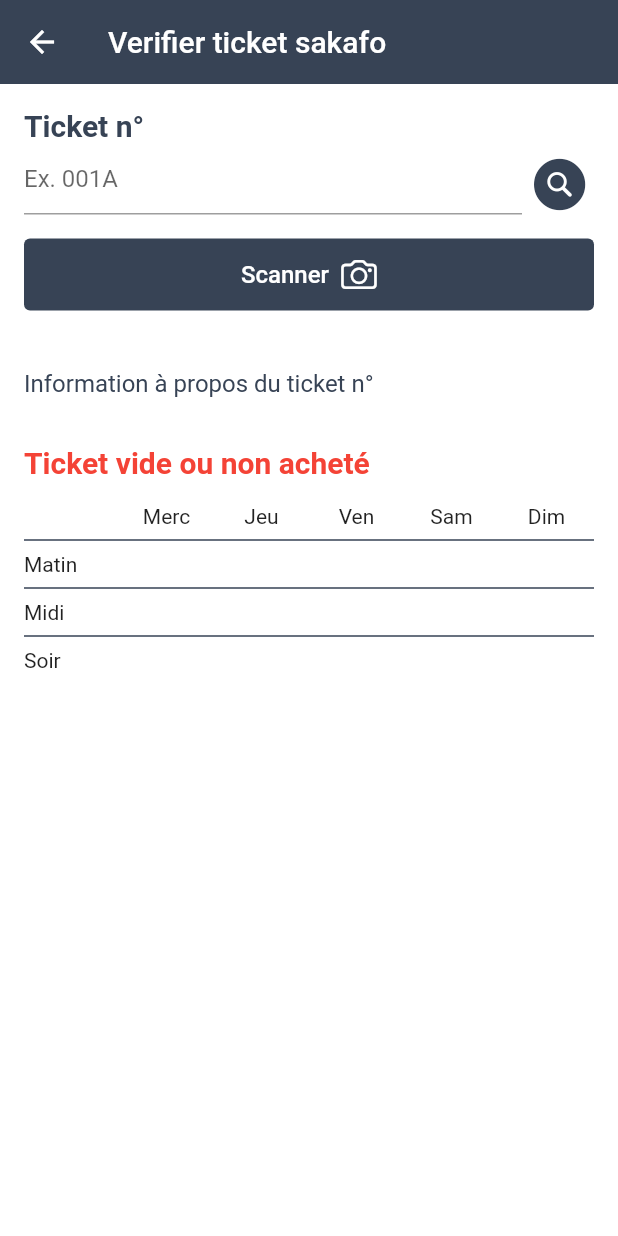
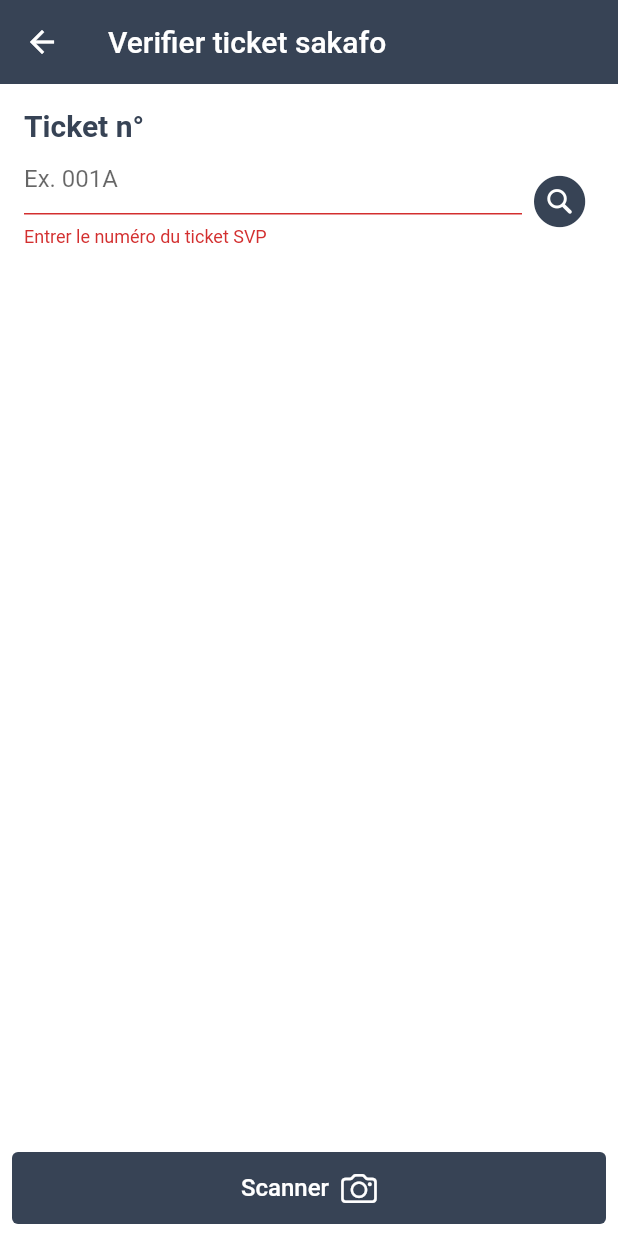
Before and after one commit to batistabiblika/badge-ticket-mobile, a Flutter app: the VerifyMealTicketScreen screen opened by its route, after a tap on an icon or button, on a phone screen of 412 x 824 dp. Run offline on Flutter 3.47's test engine with Material 2 defaults, Android fonts, the phone set to English and light mode, and no system bars; our stand-ins replace dio, shared_preferences; missing offline and left inert: qr_code_scanner; accounts and stored records are empty; network calls fail.

Commit message:
Independant scan screen

```diff
--- a/lib/main.dart
+++ b/lib/main.dart
@@ -4,7 +4,7 @@ import 'package:fbb_reg_ticket/screens/consume_meal_validated_screen.dart';
 import 'package:fbb_reg_ticket/screens/home_screen/home_screen.dart';
 import 'package:fbb_reg_ticket/screens/qr_test.dart';
 // import 'package:fbb_reg_ticket/screens/qr_test.dart';
-import 'package:fbb_reg_ticket/screens/scan_badge_screen/scan_badge_screen.dart';
+import 'package:fbb_reg_ticket/screens/scan_badge_screen/verify_badge_screen.dart';
 import 'package:fbb_reg_ticket/screens/scan_meal_screen/configure_meal_ticket_screen.dart';
 import 'package:fbb_reg_ticket/screens/scan_meal_screen/scan_meal_ticket_screen.dart';
 import 'package:fbb_reg_ticket/res/values.dart';
@@ -59,7 +59,7 @@ class MyApp extends StatelessWidget {
                 message: "NOT_FOUND",
               ),
 
-          '/scan_badge': (BuildContext ctx) => const ScanBadgeScreen(),
+          '/scan_badge': (BuildContext ctx) => const VerifyBadgeScreen(),
 
           // configuration
           '/config_meal': (BuildContext ctx) =>
--- a/lib/screens/scan_meal_screen/verify_meal_ticket_screen.dart
+++ b/lib/screens/scan_meal_screen/verify_meal_ticket_screen.dart
@@ -1,10 +1,12 @@
+// ignore_for_file: prefer_const_constructors
+
 import 'package:fbb_reg_ticket/components/widgets/button_solid.dart';
 import 'package:fbb_reg_ticket/model/command_meal.dart';
 import 'package:fbb_reg_ticket/screens/qr_screen/qr_screen.dart';
-import 'package:fbb_reg_ticket/screens/scan_meal_screen/consume_meal_screen.dart';
 import 'package:fbb_reg_ticket/res/styles.dart';
 import 'package:fbb_reg_ticket/res/values.dart';
 import 'package:fbb_reg_ticket/screens/scan_meal_screen/components/meal_ticket_info_widget.dart';
+import 'package:fbb_reg_ticket/screens/scan_meal_screen/meal_ticket_info_screen.dart';
 import 'package:flutter/cupertino.dart';
 import 'package:flutter/material.dart';
 
@@ -17,6 +19,7 @@ class VerifyMealTicketScreen extends StatefulWidget {
 }
 
 class _VerifyMealTicketScreenState extends State<VerifyMealTicketScreen> {
+  final _formKey = GlobalKey<FormState>();
   // ticket number state
   String _ticketNumber = "";
   void setTicketNumber(String value) {
@@ -33,11 +36,11 @@ class _VerifyMealTicketScreenState extends State<VerifyMealTicketScreen> {
     });
   }
 
-  CommandMeal _commandMeal = CommandMeal.empty();
+  // CommandMeal _commandMeal = CommandMeal.empty();
 
-  Future<void> verifyTicket() async {
+  Future<void> verifyTicket({String? ticketNumber}) async {
     // TODO : put here ticket verification from API
-    var commandMeal = await CommandMeal.fetchCommandMeal(_ticketNumber);
+    /* var commandMeal = await CommandMeal.fetchCommandMeal(_ticketNumber);
     if (commandMeal is CommandMeal) {
       setState(() {
         setInformation(null);
@@ -48,62 +51,64 @@ class _VerifyMealTicketScreenState extends State<VerifyMealTicketScreen> {
         setInformation("Ticket vide ou non acheté");
         _commandMeal = CommandMeal.empty();
       });
-    }
-    /* setState(() {
-      _commandMeal = CommandMeal(
-        // number: _ticketNumber,
-        breakfast: MealDays(
-            hasMer: false,
-            hasJeu: false,
-            hasVen: true,
-            hasSam: false,
-            hasDim: true),
-        lunch: MealDays(
-            hasMer: true,
-            hasJeu: true,
-            hasVen: false,
-            hasSam: false,
-            hasDim: false),
-        dinner: MealDays(
-            hasMer: true,
-            hasJeu: false,
-            hasVen: false,
-            hasSam: true,
-            hasDim: false),
+    } */
+    /* if ((ticketNumber == null || ticketNumber == "") && _ticketNumber == "") {
+      ScaffoldMessenger.of(context).showSnackBar(
+          SnackBar(content: Text("Veuillez saisir le numéro du ticket")));
+      return;
+    } */
+
+    Navigator.of(context).pushReplacement(
+      MaterialPageRoute<void>(
+        // CupertinoPageRoute<void>(
+        builder: (BuildContext context) {
+          return MealTicketInfoScreen(
+            ticketNumber: ticketNumber ?? _ticketNumber,
           );
-    }); */
+        },
+      ),
+    );
   }
 
   @override
   Widget build(BuildContext context) {
     return Scaffold(
       appBar: AppBar(
-        // Here we take the value from the MyHomePage object that was created by
-        // the App.build method, and use it to set our appbar title.
         title: Text("Verifier ticket sakafo"),
       ),
       body: SafeArea(
         // body: SingleChildScrollView(
         child: Stack(
           children: <Widget>[
-            mainContent(context),
+            _mainContent(context),
+            Container(
+              alignment: Alignment.bottomLeft,
+              child: BottomAppBar(
+                elevation: 0,
+                shape: const CircularNotchedRectangle(),
+                color: AppColors.TRANSPARENT,
+                child: _bottomBar(context),
+              ),
+            ),
           ],
         ),
       ),
     );
   }
 
-  Widget mainContent(BuildContext context) {
+  Widget _mainContent(BuildContext context) {
     return Container(
-        margin: const EdgeInsets.all(16),
         child: ListView(
+      padding: const EdgeInsets.symmetric(
+          vertical: AppSizes.MARGIN_Y, horizontal: AppSizes.MARGIN_X),
       shrinkWrap: true,
       children: <Widget>[
         Text(
           'Ticket n°',
           style: AppTextStyle.head2(color: AppColors.PRIMARY),
         ),
-            Container(
+        Form(
+          key: _formKey,
           child: Row(
             mainAxisAlignment: MainAxisAlignment.center,
             children: [
@@ -120,11 +125,22 @@ class _VerifyMealTicketScreenState extends State<VerifyMealTicketScreen> {
                     setTicketNumber(value!);
                     verifyTicket();
                   },
+                  validator: (value) {
+                    if (value == null || value.isEmpty) {
+                      return 'Entrer le numéro du ticket SVP';
+                    }
+                    return null;
+                  },
                 ),
               ),
               IconButton(
-                      onPressed: verifyTicket,
-                      icon: const Icon(
+                  onPressed: () {
+                    if (!_formKey.currentState!.validate()) {
+                      return;
+                    }
+                    verifyTicket();
+                  },
+                  icon: Icon(
                     color: AppColors.PRIMARY,
                     CupertinoIcons.search_circle_fill,
                     size: 40,
@@ -132,18 +148,35 @@ class _VerifyMealTicketScreenState extends State<VerifyMealTicketScreen> {
             ],
           ),
         ),
+        /* Container(
+          margin: const EdgeInsets.only(top: 32),
+          // Result
+          child: MealTicketInfoWidget(
+              information: _information,
+              number: _ticketNumber,
+              commandMeal: _commandMeal),
+        ) */
+      ],
+    ));
+  }
 
-            // QR Scan
-            // Detect button
-            Container(
-              margin: const EdgeInsets.only(top: 16),
-              // decoration: BoxDecoration(color: AppColors.BTN_BG_LIGHT),
-              height: 48,
+  Widget _bottomBar(BuildContext context) {
+    return Container(
+      alignment: Alignment.bottomCenter,
+      child: BottomAppBar(
+        elevation: 0,
+        // shape: const CircularNotchedRectangle(),
+        child: Container(
+          padding: const EdgeInsets.all(8),
+          width: double.infinity,
+
+          // Scan button
           child: ButtonSolid(
-                "Scanner",
+            'Scanner',
+            color: AppColors.PRIMARY,
+            icon: CupertinoIcons.camera,
             onPressed: () async {
-                  // TODO SCan QR
-                  // print('Scanner');
+              // Scan SR
               var result = await Navigator.push(
                 context,
                 MaterialPageRoute(builder: (context) => const QrScreen()),
@@ -154,20 +187,9 @@ class _VerifyMealTicketScreenState extends State<VerifyMealTicketScreen> {
                 verifyTicket();
               }
             },
-                icon: CupertinoIcons.camera,
-                color: AppColors.PRIMARY,
           ),
         ),
-
-            Container(
-              margin: const EdgeInsets.only(top: 32),
-              // Result
-              child: MealTicketInfoWidget(
-                  information: _information,
-                  number: _ticketNumber,
-                  commandMeal: _commandMeal),
-            )
-          ],
-        ));
+      ),
+    );
   }
 }
```
Also changed, not shown: lib/screens/scan_badge_screen/verify_badge_screen.dart (renamed from lib/screens/scan_badge_screen/scan_badge_screen.dart, +28 -84 lines), lib/screens/scan_meal_screen/meal_ticket_info_screen.dart (added, +120 -0 lines). Lines whose indentation alone changed are shown as unchanged.
